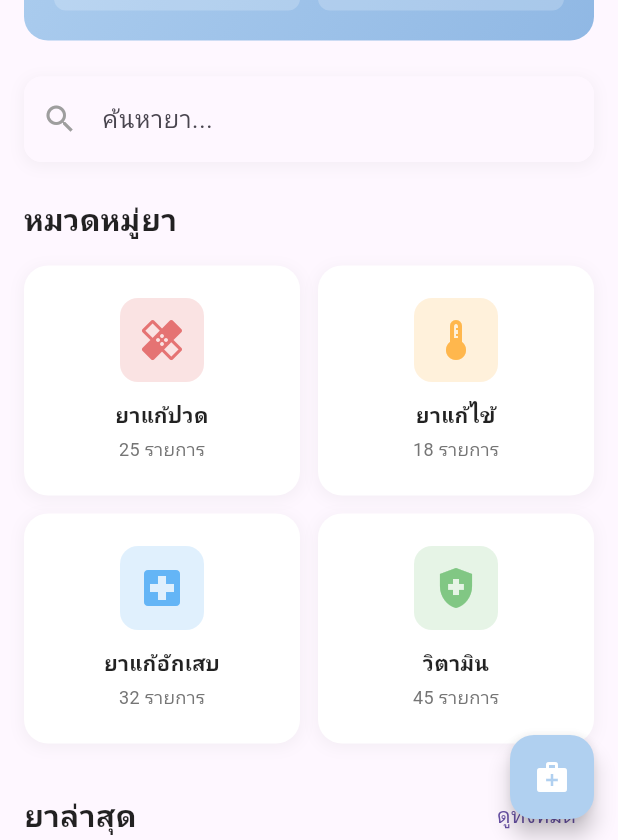
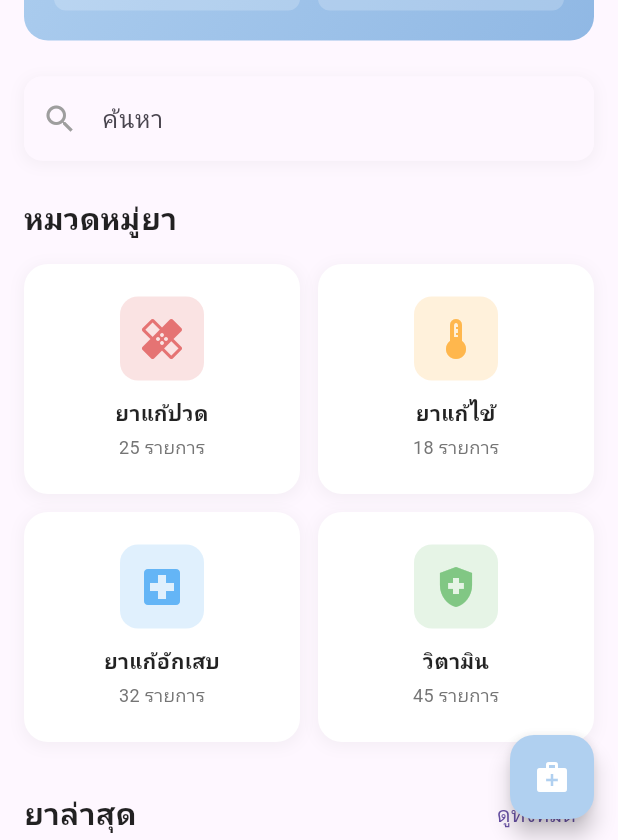
Before and after one commit to SittikornPratomwan/DrugApp-Flutter, a Flutter app: the HomePage screen opened directly, on a phone screen of 412 x 824 dp. Shown: the part 393-1233 px from the top of the screen. Run offline on Flutter 3.47's test engine with Material 3 defaults, Android fonts, the phone set to English and light mode, and no system bars.

```diff
--- a/flutter_application_1/lib/---HomePage---/homepage.dart
+++ b/flutter_application_1/lib/---HomePage---/homepage.dart
@@ -1,5 +1,8 @@
 import 'package:flutter/material.dart';
+
 import '../---Menu---/drawerpage.dart';
+import '../---Translate---/vocabulary.dart';
+import '../---Translate---/locale_manager.dart';
 
 
 class HomePage extends StatefulWidget {
@@ -65,6 +68,7 @@ class _HomePageState extends State<HomePage> {
   @override
   Widget build(BuildContext context) {
     final isDark = Theme.of(context).brightness == Brightness.dark;
+    final currentLanguage = localeManager.currentLocale.languageCode;
     return Scaffold(
       // backgroundColor: Colors.grey.shade50, // ใช้สีจาก Theme
       drawer: const DrawerPage(),
@@ -121,7 +125,7 @@ class _HomePageState extends State<HomePage> {
                 crossAxisAlignment: CrossAxisAlignment.start,
                 children: [
                   Text(
-                    'สวัสดี! 👋',
+                    AppLocalizations.get('welcome', currentLanguage),
                     style: TextStyle(
                       fontSize: 24,
                       fontWeight: FontWeight.bold,
@@ -130,7 +134,7 @@ class _HomePageState extends State<HomePage> {
                   ),
                   const SizedBox(height: 8),
                   Text(
-                    'ยินดีต้อนรับสู่ระบบจัดการคลังยา',
+                    AppLocalizations.get('welcome_message', currentLanguage),
                     style: TextStyle(
                       fontSize: 16,
                       color: isDark ? Colors.white70 : Colors.white70,
@@ -139,9 +143,9 @@ class _HomePageState extends State<HomePage> {
                   const SizedBox(height: 16),
                   Row(
                     children: [
-                      _buildStatCard('ยาทั้งหมด', '342', Icons.medication, isDark),
+                      _buildStatCard(AppLocalizations.get('all_drugs', currentLanguage), '342', Icons.medication, isDark),
                       const SizedBox(width: 12),
-                      _buildStatCard('ใกล้หมดอายุ', '12', Icons.warning_amber, isDark),
+                      _buildStatCard(AppLocalizations.get('expiring_soon', currentLanguage), '12', Icons.warning_amber, isDark),
                     ],
                   ),
                 ],
@@ -167,7 +171,7 @@ class _HomePageState extends State<HomePage> {
               child: TextField(
                 controller: searchController,
                 decoration: InputDecoration(
-                  hintText: 'ค้นหายา...',
+                  hintText: AppLocalizations.get('search', currentLanguage),
                   prefixIcon: Icon(Icons.search, color: isDark ? Colors.white70 : Colors.grey),
                   border: OutlineInputBorder(
                     borderRadius: BorderRadius.circular(12),
@@ -184,7 +188,7 @@ class _HomePageState extends State<HomePage> {
 
             // Categories Section
             Text(
-              'หมวดหมู่ยา',
+              AppLocalizations.get('drug_categories', currentLanguage),
               style: TextStyle(
                 fontSize: 20,
                 fontWeight: FontWeight.bold,
@@ -215,7 +219,7 @@ class _HomePageState extends State<HomePage> {
               mainAxisAlignment: MainAxisAlignment.spaceBetween,
               children: [
                 Text(
-                  'ยาล่าสุด',
+                  AppLocalizations.get('recent_drugs', currentLanguage),
                   style: TextStyle(
                     fontSize: 20,
                     fontWeight: FontWeight.bold,
@@ -226,7 +230,7 @@ class _HomePageState extends State<HomePage> {
                   onPressed: () {
                     // Navigate to all drugs
                   },
-                  child: const Text('ดูทั้งหมด'),
+                  child: Text(AppLocalizations.get('see_all', currentLanguage)),
                 ),
               ],
             ),
@@ -289,6 +293,15 @@ class _HomePageState extends State<HomePage> {
 
   Widget _buildCategoryCard(Map<String, dynamic> category) {
     final isDark = Theme.of(context).brightness == Brightness.dark;
+    final currentLanguage = localeManager.currentLocale.languageCode;
+    // Map Thai category names to English if needed
+    String categoryName = category['name'];
+    if (currentLanguage == 'en') {
+      if (categoryName == 'ยาแก้ปวด') categoryName = 'Pain Relievers';
+      else if (categoryName == 'ยาแก้ไข้') categoryName = 'Antipyretics';
+      else if (categoryName == 'ยาแก้อักเสบ') categoryName = 'Anti-inflammatories';
+      else if (categoryName == 'วิตามิน') categoryName = 'Vitamins';
+    }
     return GestureDetector(
       onTap: () {
         // Navigate to category page
@@ -325,7 +338,7 @@ class _HomePageState extends State<HomePage> {
               ),
               const SizedBox(height: 12),
               Text(
-                category['name'],
+                categoryName,
                 style: TextStyle(
                   fontSize: 14,
                   fontWeight: FontWeight.bold,
@@ -335,7 +348,7 @@ class _HomePageState extends State<HomePage> {
               ),
               const SizedBox(height: 4),
               Text(
-                '${category['count']} รายการ',
+                '${category['count']} ${AppLocalizations.get('items', currentLanguage)}',
                 style: TextStyle(
                   fontSize: 12,
                   color: isDark ? Colors.white70 : Colors.grey.shade600,
@@ -351,6 +364,15 @@ class _HomePageState extends State<HomePage> {
   Widget _buildDrugCard(Map<String, dynamic> drug) {
     final bool lowStock = drug['stock'] < 100;
     final isDark = Theme.of(context).brightness == Brightness.dark;
+    final currentLanguage = localeManager.currentLocale.languageCode;
+    // Map Thai category names to English if needed
+    String categoryName = drug['category'];
+    if (currentLanguage == 'en') {
+      if (categoryName == 'ยาแก้ปวด') categoryName = 'Pain Relievers';
+      else if (categoryName == 'ยาแก้ไข้') categoryName = 'Antipyretics';
+      else if (categoryName == 'ยาแก้อักเสบ') categoryName = 'Anti-inflammatories';
+      else if (categoryName == 'วิตามิน') categoryName = 'Vitamins';
+    }
     return Container(
       margin: const EdgeInsets.only(bottom: 12),
       decoration: BoxDecoration(
@@ -393,7 +415,7 @@ class _HomePageState extends State<HomePage> {
           children: [
             const SizedBox(height: 4),
             Text(
-              drug['category'],
+              categoryName,
               style: TextStyle(
                 color: isDark ? Colors.white70 : Colors.grey.shade600,
                 fontSize: 14,
@@ -409,7 +431,7 @@ class _HomePageState extends State<HomePage> {
                 ),
                 const SizedBox(width: 4),
                 Text(
-                  'คงเหลือ: ${drug['stock']}',
+                  '${AppLocalizations.get('stock', currentLanguage)}: ${drug['stock']}',
                   style: TextStyle(
                     fontSize: 12,
                     color: lowStock ? Colors.red : (isDark ? Colors.white70 : Colors.grey.shade600),
@@ -431,9 +453,9 @@ class _HomePageState extends State<HomePage> {
                   color: isDark ? Colors.red.shade900 : Colors.red.shade100,
                   borderRadius: BorderRadius.circular(12),
                 ),
-                child: const Text(
-                  'สต็อกต่ำ',
-                  style: TextStyle(
+                child: Text(
+                  AppLocalizations.get('low_stock', currentLanguage),
+                  style: const TextStyle(
                     color: Colors.red,
                     fontSize: 10,
                     fontWeight: FontWeight.bold,
@@ -442,7 +464,7 @@ class _HomePageState extends State<HomePage> {
               ),
             const SizedBox(height: 4),
             Text(
-              'หมดอายุ: ${drug['expiry']}',
+              '${AppLocalizations.get('expiry', currentLanguage)}: ${drug['expiry']}',
               style: TextStyle(
                 fontSize: 10,
                 color: isDark ? Colors.white54 : Colors.grey.shade500,
--- a/flutter_application_1/lib/---Menu---/logout.dart
+++ b/flutter_application_1/lib/---Menu---/logout.dart
@@ -1,5 +1,7 @@
 import 'package:flutter/material.dart';
 import 'package:http/http.dart' as http;
+import '../---Translate---/locale_manager.dart';
+import '../---Translate---/vocabulary.dart';
 
 Future<void> logout(BuildContext context) async {
   try {
@@ -27,27 +29,30 @@ Future<void> logout(BuildContext context) async {
 }
 
 void showLogoutDialog(BuildContext context) {
+  final String currentLanguage = localeManager.currentLocale.languageCode;
   showDialog(
     context: context,
     builder: (BuildContext context) {
       return AlertDialog(
-        title: const Text('ออกจากระบบ'),
-        content: const Text('คุณต้องการออกจากระบบหรือไม่?'),
+        title: Text(AppLocalizations.get('logout', currentLanguage)),
+        content: Text(currentLanguage == 'th'
+            ? 'คุณต้องการออกจากระบบหรือไม่?'
+            : 'Do you want to logout?'),
         actions: [
           TextButton(
             onPressed: () {
               Navigator.of(context).pop();
             },
-            child: const Text('ยกเลิก'),
+            child: Text(currentLanguage == 'th' ? 'ยกเลิก' : 'Cancel'),
           ),
           TextButton(
             onPressed: () {
               Navigator.of(context).pop();
               logout(context);
             },
-            child: const Text(
-              'ออกจากระบบ',
-              style: TextStyle(color: Colors.red),
+            child: Text(
+              AppLocalizations.get('logout', currentLanguage),
+              style: const TextStyle(color: Colors.red),
             ),
           ),
         ],
@@ -55,4 +60,3 @@ void showLogoutDialog(BuildContext context) {
     },
   );
 }
-//2222
--- a/flutter_application_1/lib/---Translate---/vocabulary.dart
+++ b/flutter_application_1/lib/---Translate---/vocabulary.dart
@@ -32,6 +32,17 @@ class AppLocalizations {
       'inventory': 'คลังยา',
       'reports': 'รายงาน',
       'help': 'ช่วยเหลือ',
+      'welcome': 'สวัสดี! 👋',
+      'welcome_message': 'ยินดีต้อนรับสู่ระบบจัดการคลังยา',
+      'all_drugs': 'ยาทั้งหมด',
+      'expiring_soon': 'ใกล้หมดอายุ',
+      'drug_categories': 'หมวดหมู่ยา',
+      'recent_drugs': 'ยาล่าสุด',
+      'see_all': 'ดูทั้งหมด',
+      'items': 'รายการ',
+      'stock': 'คงเหลือ',
+      'low_stock': 'สต็อกต่ำ',
+      'expiry': 'หมดอายุ',
     },
     'en': {
       'settings': 'Settings',
@@ -65,6 +76,17 @@ class AppLocalizations {
       'inventory': 'Inventory',
       'reports': 'Reports',
       'help': 'Help',
+      'welcome': 'Hello! 👋',
+      'welcome_message': 'Welcome to Drug Management System',
+      'all_drugs': 'All Drugs',
+      'expiring_soon': 'Expiring Soon',
+      'drug_categories': 'Drug Categories',
+      'recent_drugs': 'Recent Drugs',
+      'see_all': 'See All',
+      'items': 'items',
+      'stock': 'Stock',
+      'low_stock': 'Low Stock',
+      'expiry': 'Expiry',
     },
   };
 
```
